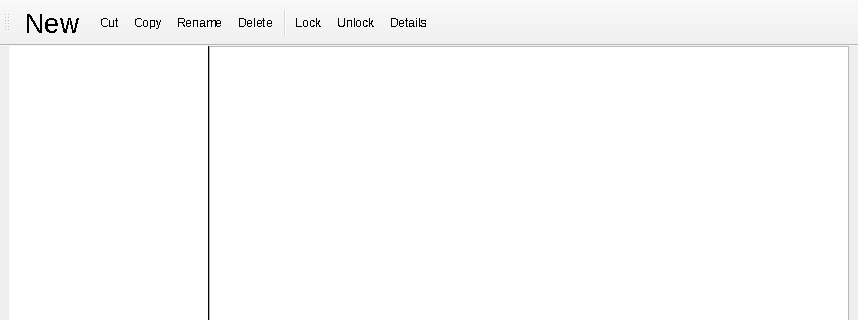
First picture: the form in ui_files/main_window.ui, repository Amanrai503/Secure-file-management-system, before the edit; both pictures show x 0 to 858 and y 0 to 320 of the 858 by 589 pixel window.
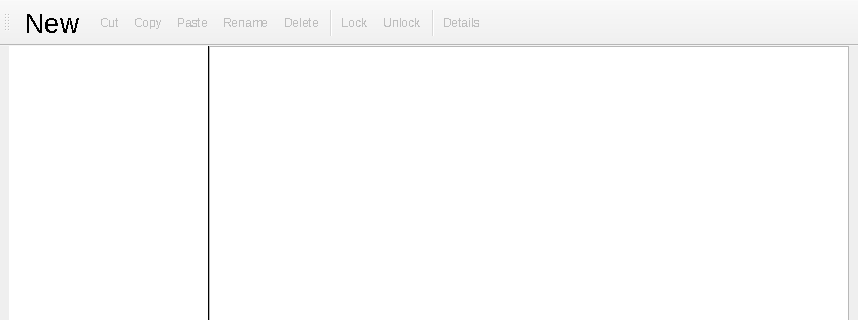
Second picture: the form after the edit. Icons and pictures are not drawn.

Commit message: copy-paste logic

```diff
--- a/ui_files/main_window.ui
+++ b/ui_files/main_window.ui
@@ -143,11 +143,13 @@
    <addaction name="actionNew"/>
    <addaction name="actionCut"/>
    <addaction name="actionCopy"/>
+   <addaction name="actionPaste"/>
    <addaction name="actionRename"/>
    <addaction name="actionDelete"/>
    <addaction name="separator"/>
    <addaction name="actionLock"/>
    <addaction name="actionUnlock"/>
+   <addaction name="separator"/>
    <addaction name="actionDetails"/>
   </widget>
   <widget class="QToolBar" name="toolBar_2">
@@ -162,6 +164,9 @@
    </attribute>
   </widget>
   <action name="actionNew">
+   <property name="enabled">
+    <bool>true</bool>
+   </property>
    <property name="icon">
     <iconset resource="../resource.qrc">
      <normaloff>:/icons/resources/new.png</normaloff>:/icons/resources/new.png</iconset>
@@ -188,6 +193,9 @@
    </property>
   </action>
   <action name="actionCut">
+   <property name="enabled">
+    <bool>false</bool>
+   </property>
    <property name="icon">
     <iconset resource="../resource.qrc">
      <normaloff>:/icons/resources/cut.png</normaloff>:/icons/resources/cut.png</iconset>
@@ -203,6 +211,9 @@
    </property>
   </action>
   <action name="actionCopy">
+   <property name="enabled">
+    <bool>false</bool>
+   </property>
    <property name="icon">
     <iconset resource="../resource.qrc">
      <normaloff>:/icons/resources/copy.png</normaloff>:/icons/resources/copy.png</iconset>
@@ -218,6 +229,9 @@
    </property>
   </action>
   <action name="actionRename">
+   <property name="enabled">
+    <bool>false</bool>
+   </property>
    <property name="icon">
     <iconset resource="../resource.qrc">
      <normaloff>:/icons/resources/rename.png</normaloff>:/icons/resources/rename.png</iconset>
@@ -230,6 +244,9 @@
    </property>
   </action>
   <action name="actionDelete">
+   <property name="enabled">
+    <bool>false</bool>
+   </property>
    <property name="icon">
     <iconset resource="../resource.qrc">
      <normaloff>:/icons/resources/icons8-delete-96.png</normaloff>:/icons/resources/icons8-delete-96.png</iconset>
@@ -242,6 +259,9 @@
    </property>
   </action>
   <action name="actionLock">
+   <property name="enabled">
+    <bool>false</bool>
+   </property>
    <property name="icon">
     <iconset resource="../resource.qrc">
      <normaloff>:/icons/resources/icons8-secure-folder-96.png</normaloff>:/icons/resources/icons8-secure-folder-96.png</iconset>
@@ -254,6 +274,9 @@
    </property>
   </action>
   <action name="actionUnlock">
+   <property name="enabled">
+    <bool>false</bool>
+   </property>
    <property name="icon">
     <iconset resource="../resource.qrc">
      <normaloff>:/icons/resources/icons8-key-96.png</normaloff>:/icons/resources/icons8-key-96.png</iconset>
@@ -266,6 +289,9 @@
    </property>
   </action>
   <action name="actionDetails">
+   <property name="enabled">
+    <bool>false</bool>
+   </property>
    <property name="icon">
     <iconset resource="../resource.qrc">
      <normaloff>:/icons/resources/icons8-details-96.png</normaloff>:/icons/resources/icons8-details-96.png</iconset>
@@ -277,6 +303,21 @@
     <string>Details</string>
    </property>
   </action>
+  <action name="actionPaste">
+   <property name="enabled">
+    <bool>false</bool>
+   </property>
+   <property name="icon">
+    <iconset resource="../resource.qrc">
+     <normaloff>:/icons/resources/icons8-paste-96.png</normaloff>:/icons/resources/icons8-paste-96.png</iconset>
+   </property>
+   <property name="text">
+    <string>Paste</string>
+   </property>
+   <property name="shortcut">
+    <string>Ctrl+V</string>
+   </property>
+  </action>
  </widget>
  <resources>
   <include location="../resource.qrc"/>
```
Left out of the diff: 6 changed lines with no effect on the pictures. The commit also changes 4 other files.
